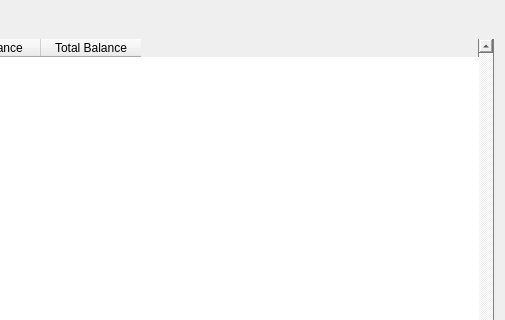
The window that Resort/wquickcheckout.ui (End1-1/Resort) describes before a commit, drawn with Qt 5; both pictures show x 570 to 1075 and y 0 to 320 of the 1075 by 598 pixel window.
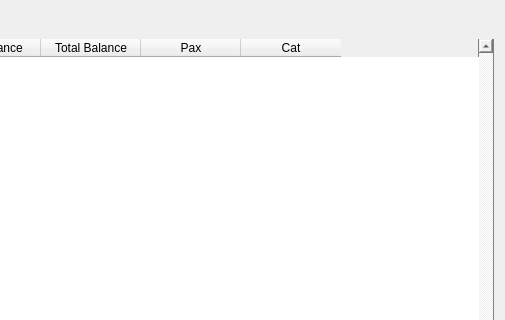
The same window after the commit. Icons and pictures are not drawn. Custom widgets are drawn as their Qt base class.

The edit to the form file:
```diff
--- a/Resort/wquickcheckout.ui
+++ b/Resort/wquickcheckout.ui
@@ -188,6 +188,16 @@
           <string>Total Balance</string>
          </property>
         </column>
+        <column>
+         <property name="text">
+          <string>Pax</string>
+         </property>
+        </column>
+        <column>
+         <property name="text">
+          <string>Cat</string>
+         </property>
+        </column>
        </widget>
       </item>
       <item>
```
